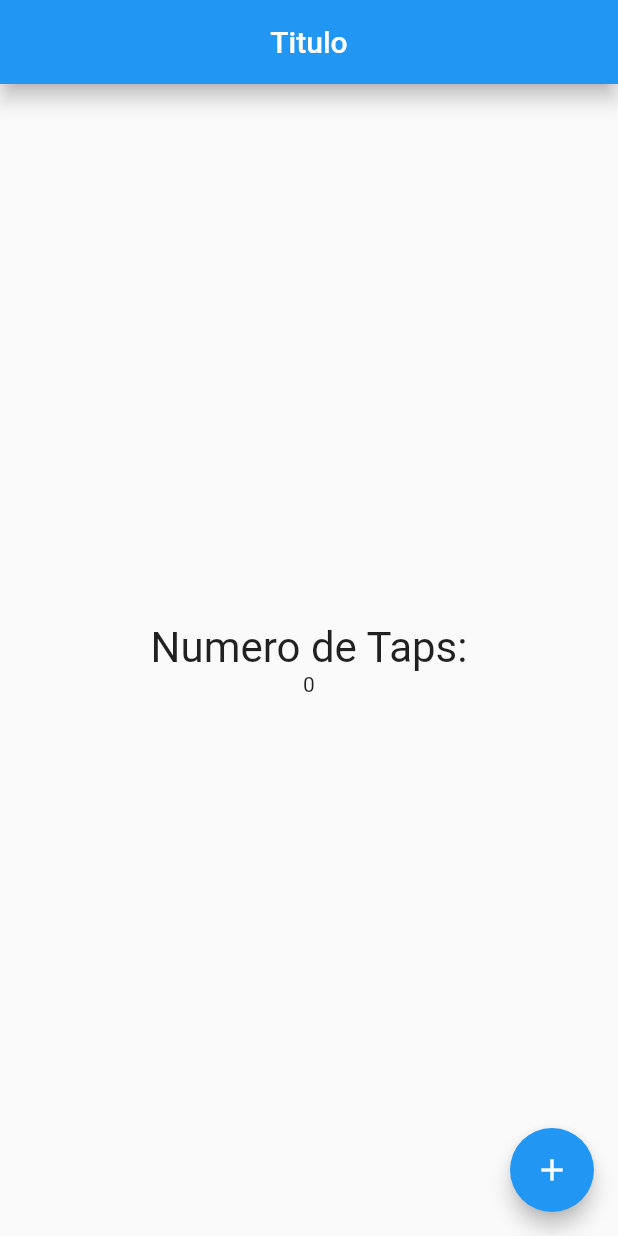
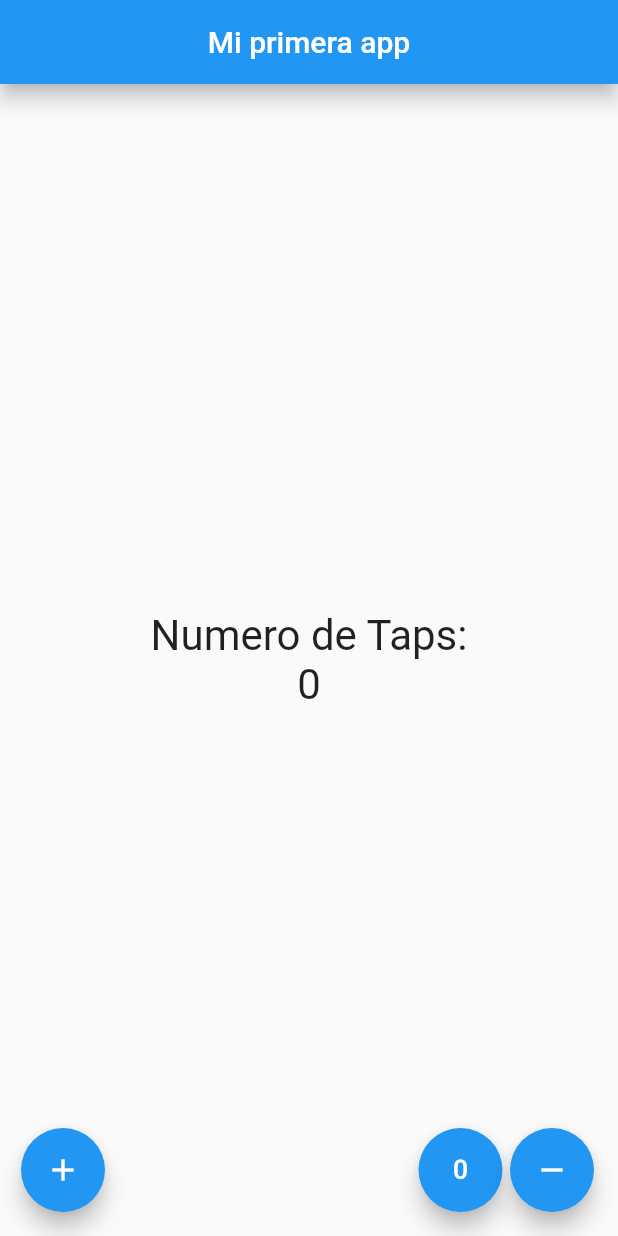
Before and after one commit to snestors/tuto2, a Flutter app: the screen it shows after launch, on a phone screen of 412 x 824 dp. Run offline on Flutter 3.47's test engine with Material 2 defaults, Android fonts, the phone set to English and light mode, and no system bars.

Commit message:
18/03/2022 12:58 Curso Flutter Conteo

```diff
--- a/lib/src/app.dart
+++ b/lib/src/app.dart
@@ -1,12 +1,14 @@
 import 'package:flutter/material.dart';
-import 'package:tuto/src/pages/home_page.dart';
+import 'package:tuto/src/pages/contador_page.dart';
+//import 'package:tuto/src/pages/home_page.dart';
 
 class MyApp extends StatelessWidget {
   const MyApp({Key? key}) : super(key: key);
   @override
   Widget build(context) {
     return const MaterialApp(
-      home: HomePage(),
+      debugShowCheckedModeBanner: false,
+      home: ContadorPage(),
     );
   }
 }
--- a/lib/src/pages/home_page.dart
+++ b/lib/src/pages/home_page.dart
@@ -11,7 +11,7 @@
   Widget build(BuildContext context) {
     return Scaffold(
       appBar: AppBar(
-        title: const Text("Titulo"),
+        title: const Text("Mi primera app."),
         centerTitle: true,
         elevation: 5.5,
       ),
@@ -23,7 +23,10 @@
               "Numero de Taps:",
               style: textSytle,
             ),
-            Conteo(),
+            Text(
+              "0",
+              style: textSytle,
+            ),
           ],
         ),
       ),
@@ -36,23 +39,3 @@
     );
   }
 }
-
-class Conteo extends StatefulWidget {
-  Conteo({Key? key}) : super(key: key);
-
-  @override
-  State<Conteo> createState() => _ConteoState();
-}
-
-class _ConteoState extends State<Conteo> {
-  int conteo = 0;
-
-  void _increment() {
-    conteo++;
-  }
-
-  @override
-  Widget build(BuildContext context) {
-    return Text('$conteo');
-  }
-}
```
